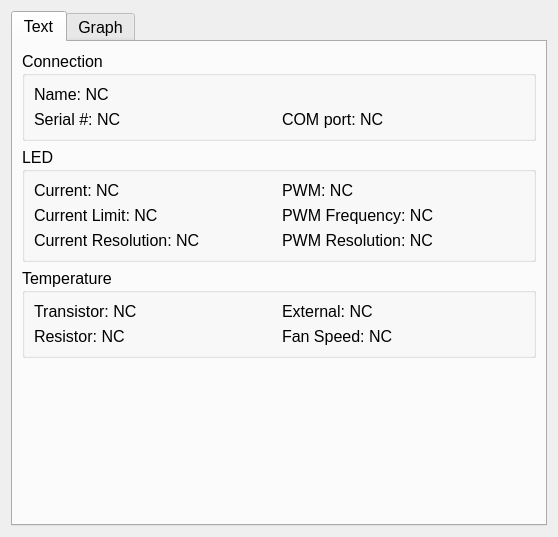
Before: the Qt Designer form Software/Status_GUI.ui in Llamero/Four_Channel_MHz_LED_Driver, drawn with Qt 5.
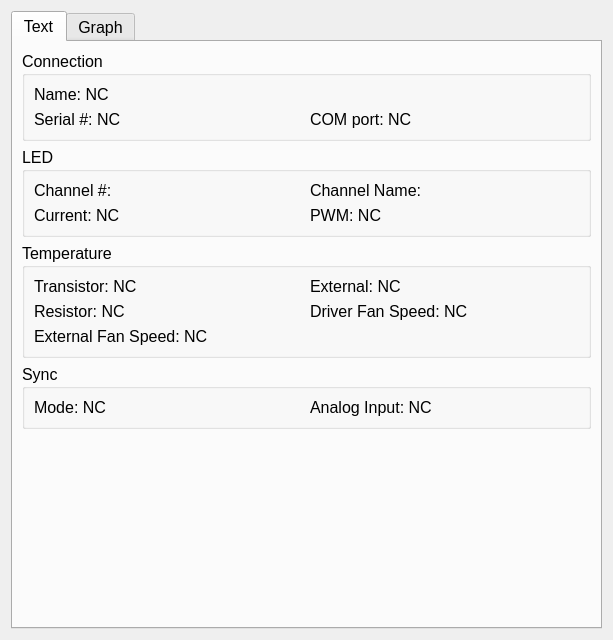
After: the same form once the commit is applied. Custom widgets are drawn as their Qt base class.

Commit message: Started on Configure tab

The edit to the form file:
```diff
--- a/Software/Status_GUI.ui
+++ b/Software/Status_GUI.ui
@@ -6,8 +6,8 @@
    <rect>
     <x>0</x>
     <y>0</y>
-    <width>558</width>
-    <height>537</height>
+    <width>613</width>
+    <height>640</height>
    </rect>
   </property>
   <property name="font">
@@ -28,52 +28,73 @@
       <attribute name="title">
        <string>Text</string>
       </attribute>
-      <layout class="QGridLayout" name="gridLayout_7" rowstretch="0,0,1">
+      <layout class="QGridLayout" name="gridLayout_7" rowstretch="0,0,0,10">
        <item row="1" column="0" alignment="Qt::AlignTop">
         <widget class="QGroupBox" name="groupBox_7">
+         <property name="font">
+          <font>
+           <weight>50</weight>
+           <bold>false</bold>
+           <underline>false</underline>
+          </font>
+         </property>
          <property name="title">
           <string>LED</string>
          </property>
          <layout class="QGridLayout" name="gridLayout_10">
-          <item row="1" column="1">
-           <widget class="QLabel" name="label_11">
-            <property name="text">
-             <string>Current Limit: NC</string>
-            </property>
-           </widget>
-          </item>
           <item row="0" column="1">
-           <widget class="QLabel" name="label_9">
-            <property name="text">
-             <string>Current: NC</string>
+           <widget class="QLabel" name="label_15">
+            <property name="font">
+             <font>
+              <weight>50</weight>
+              <bold>false</bold>
+              <underline>false</underline>
+             </font>
             </property>
-           </widget>
-          </item>
-          <item row="2" column="1">
-           <widget class="QLabel" name="label_12">
             <property name="text">
-             <string>Current Resolution: NC</string>
+             <string>Channel #:</string>
             </property>
            </widget>
           </item>
           <item row="1" column="2">
-           <widget class="QLabel" name="label_13">
-            <property name="text">
-             <string>PWM Frequency: NC</string>
-            </property>
-           </widget>
-          </item>
-          <item row="0" column="2">
            <widget class="QLabel" name="label_10">
+            <property name="font">
+             <font>
+              <weight>50</weight>
+              <bold>false</bold>
+              <underline>false</underline>
+             </font>
+            </property>
             <property name="text">
              <string>PWM: NC</string>
             </property>
            </widget>
           </item>
-          <item row="2" column="2">
-           <widget class="QLabel" name="label_14">
+          <item row="0" column="2">
+           <widget class="QLabel" name="label_16">
+            <property name="font">
+             <font>
+              <weight>50</weight>
+              <bold>false</bold>
+              <underline>false</underline>
+             </font>
+            </property>
             <property name="text">
-             <string>PWM Resolution: NC</string>
+             <string>Channel Name:</string>
+            </property>
+           </widget>
+          </item>
+          <item row="1" column="1">
+           <widget class="QLabel" name="label_9">
+            <property name="font">
+             <font>
+              <weight>50</weight>
+              <bold>false</bold>
+              <underline>false</underline>
+             </font>
+            </property>
+            <property name="text">
+             <string>Current: NC</string>
             </property>
            </widget>
           </item>
@@ -82,12 +103,26 @@
        </item>
        <item row="2" column="0" alignment="Qt::AlignTop">
         <widget class="QGroupBox" name="groupBox_6">
+         <property name="font">
+          <font>
+           <weight>50</weight>
+           <bold>false</bold>
+           <underline>false</underline>
+          </font>
+         </property>
          <property name="title">
           <string>Temperature</string>
          </property>
          <layout class="QGridLayout" name="gridLayout_8">
           <item row="0" column="0">
            <widget class="QLabel" name="label">
+            <property name="font">
+             <font>
+              <weight>50</weight>
+              <bold>false</bold>
+              <underline>false</underline>
+             </font>
+            </property>
             <property name="text">
              <string>Transistor: NC</string>
             </property>
@@ -95,6 +130,13 @@
           </item>
           <item row="1" column="0">
            <widget class="QLabel" name="label_3">
+            <property name="font">
+             <font>
+              <weight>50</weight>
+              <bold>false</bold>
+              <underline>false</underline>
+             </font>
+            </property>
             <property name="text">
              <string>Resistor: NC</string>
             </property>
@@ -102,6 +144,13 @@
           </item>
           <item row="0" column="1">
            <widget class="QLabel" name="label_4">
+            <property name="font">
+             <font>
+              <weight>50</weight>
+              <bold>false</bold>
+              <underline>false</underline>
+             </font>
+            </property>
             <property name="text">
              <string>External: NC</string>
             </property>
@@ -109,8 +158,66 @@
           </item>
           <item row="1" column="1">
            <widget class="QLabel" name="label_5">
+            <property name="font">
+             <font>
+              <weight>50</weight>
+              <bold>false</bold>
+              <underline>false</underline>
+             </font>
+            </property>
             <property name="text">
-             <string>Fan Speed: NC</string>
+             <string>Driver Fan Speed: NC</string>
+            </property>
+           </widget>
+          </item>
+          <item row="2" column="0">
+           <widget class="QLabel" name="label_19">
+            <property name="text">
+             <string>External Fan Speed: NC</string>
+            </property>
+           </widget>
+          </item>
+         </layout>
+        </widget>
+       </item>
+       <item row="3" column="0" alignment="Qt::AlignTop">
+        <widget class="QGroupBox" name="groupBox_8">
+         <property name="font">
+          <font>
+           <weight>50</weight>
+           <bold>false</bold>
+           <underline>false</underline>
+          </font>
+         </property>
+         <property name="title">
+          <string>Sync</string>
+         </property>
+         <layout class="QGridLayout" name="gridLayout_11">
+          <item row="0" column="0">
+           <widget class="QLabel" name="label_17">
+            <property name="font">
+             <font>
+              <weight>50</weight>
+              <bold>false</bold>
+              <underline>false</underline>
+             </font>
+            </property>
+            <property name="text">
+             <string>Mode: NC</string>
+            </property>
+           </widget>
+          </item>
+          <item row="0" column="1">
+           <widget class="QLabel" name="label_18">
+            <property name="font">
+             <font>
+              <weight>50</weight>
+              <bold>false</bold>
+              <underline>false</underline>
+             </font>
+            </property>
+            <property name="text">
+             <string>Analog Input: NC</string>
             </property>
            </widget>
           </item>
@@ -119,12 +226,30 @@
        </item>
        <item row="0" column="0" alignment="Qt::AlignTop">
         <widget class="QGroupBox" name="groupBox_5">
+         <property name="font">
+          <font>
+           <weight>50</weight>
+           <italic>false</italic>
+           <bold>false</bold>
+           <underline>false</underline>
+           <strikeout>false</strikeout>
+          </font>
+         </property>
          <property name="title">
           <string>Connection</string>
          </property>
          <layout class="QGridLayout" name="gridLayout_9">
           <item row="1" column="0">
            <widget class="QLabel" name="label_7">
+            <property name="font">
+             <font>
+              <weight>50</weight>
+              <italic>false</italic>
+              <bold>false</bold>
+              <underline>false</underline>
+              <strikeout>false</strikeout>
+             </font>
+            </property>
             <property name="text">
              <string>Serial #: NC</string>
             </property>
@@ -132,6 +257,15 @@
           </item>
           <item row="1" column="1">
            <widget class="QLabel" name="label_8">
+            <property name="font">
+             <font>
+              <weight>50</weight>
+              <italic>false</italic>
+              <bold>false</bold>
+              <underline>false</underline>
+              <strikeout>false</strikeout>
+             </font>
+            </property>
             <property name="text">
              <string>COM port: NC</string>
             </property>
@@ -139,6 +273,15 @@
           </item>
           <item row="0" column="0" colspan="2">
            <widget class="QLabel" name="label_6">
+            <property name="font">
+             <font>
+              <weight>50</weight>
+              <italic>false</italic>
+              <bold>false</bold>
+              <underline>false</underline>
+              <strikeout>false</strikeout>
+             </font>
+            </property>
             <property name="text">
              <string>Name: NC</string>
             </property>
```
The commit also changes 1 other file.
